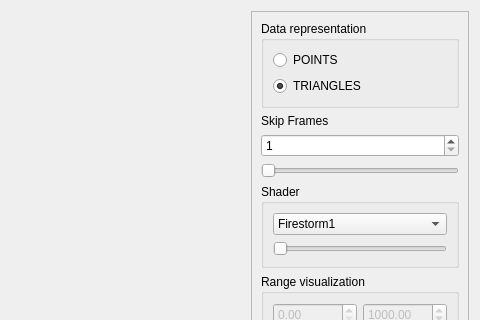
Above: master/seminar/FastStitching/FastStitchingWidget.ui from anygo/uniprojectsdn before the change; both pictures show x 400 to 880 and y 0 to 320 of the 880 by 646 pixel window. Below: the same form after it.
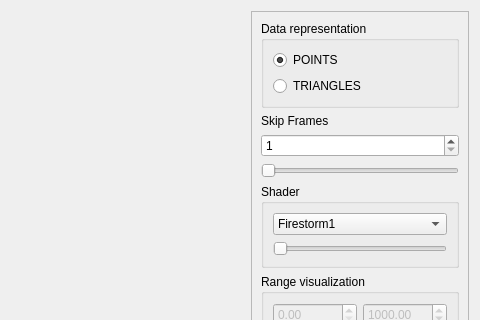
That is the form after the change. Custom widgets are drawn as their Qt base class.

Patch:
```diff
--- a/master/seminar/FastStitching/FastStitchingWidget.ui
+++ b/master/seminar/FastStitching/FastStitchingWidget.ui
@@ -62,6 +62,9 @@
            <property name="text">
             <string>POINTS</string>
            </property>
+           <property name="checked">
+            <bool>true</bool>
+           </property>
           </widget>
          </item>
          <item row="1" column="0">
@@ -70,7 +73,7 @@
             <string>TRIANGLES</string>
            </property>
            <property name="checked">
-            <bool>true</bool>
+            <bool>false</bool>
            </property>
           </widget>
          </item>
```
